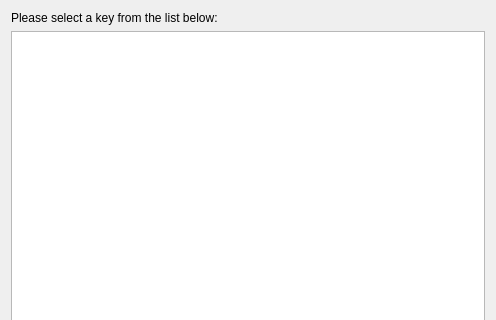
sensama/kleopatra, file uiserver/keyselectiondialog.ui: the form before one commit; both pictures show x 0 to 496 and y 0 to 320 of the 496 by 548 pixel window.
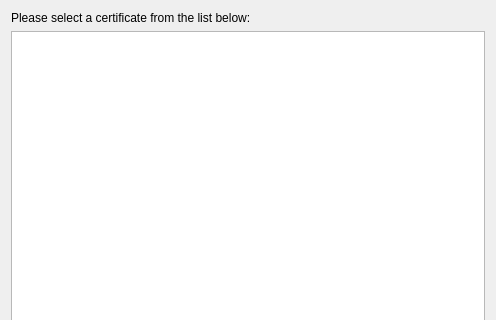
The form after the commit.

Commit message: don't crash, fix wording

The edit to the form file:
```diff
--- a/uiserver/keyselectiondialog.ui
+++ b/uiserver/keyselectiondialog.ui
@@ -16,7 +16,7 @@
    <item>
     <widget class="QLabel" name="instructionLabel" >
      <property name="text" >
-      <string>Please select a key from the list below:</string>
+      <string>Please select a certificate from the list below:</string>
      </property>
     </widget>
    </item>
```
Left out of the diff: 2 changed lines with no effect on the pictures. The commit also changes 2 other files.
